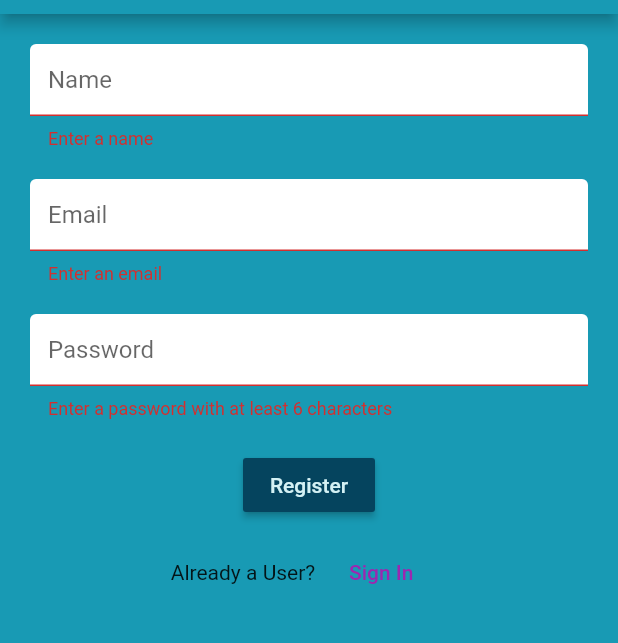
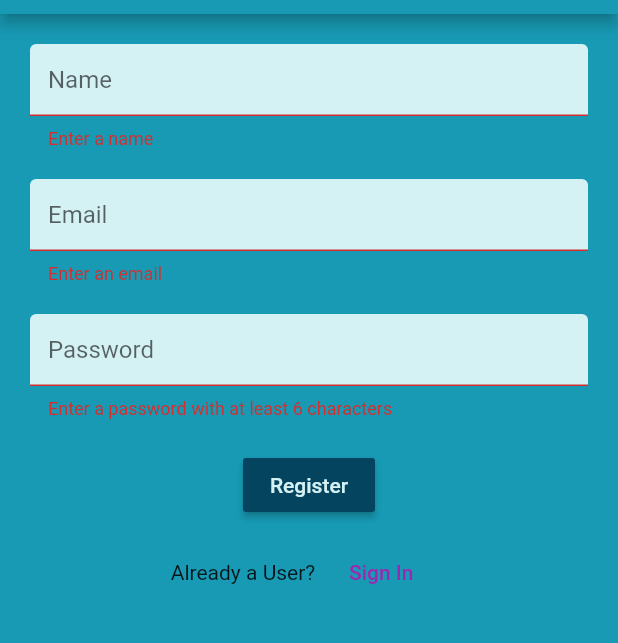
Before and after one commit to bhutoriaumang/FlutterPrody, a Flutter app: the screen it shows after launch, after a tap on "Register", on a phone screen of 412 x 824 dp, the part 106-749 px from its top. Run offline on Flutter 3.47's test engine with Material 2 defaults, Android fonts, the phone set to English and light mode, and no system bars; our stand-ins replace firebase_auth, firebase_core, fl_chart, percent_indicator; accounts and stored records are empty.

Commit message:
Fixed Register Sign in and added logout feature

```diff
--- a/lib/main.dart
+++ b/lib/main.dart
@@ -1,11 +1,25 @@
+import 'package:firebase_auth/firebase_auth.dart';
 import 'package:firebase_core/firebase_core.dart';
 import 'package:flutter/material.dart';
+import 'package:prody/services/auth.dart';
 import 'package:prody/ui/wrapper.dart';
+import 'package:provider/provider.dart';
 
 void main() async {
   WidgetsFlutterBinding.ensureInitialized();
   await Firebase.initializeApp();
-  runApp(MaterialApp(
-    home: Wrapper(),
-  ));
+  return runApp(MyApp());
 }
+
+class MyApp extends StatelessWidget {
+  @override
+  Widget build(BuildContext context) {
+    return StreamProvider<User>.value(
+      initialData: null,
+      value: AuthService().user,
+      child: MaterialApp(
+        home: Wrapper(),
+      ),
+    );
+  }
+}
--- a/lib/ui/authenticate/register.dart
+++ b/lib/ui/authenticate/register.dart
@@ -3,16 +3,14 @@ import 'package:prody/services/auth.dart';
 import 'package:prody/shared/constants.dart';
 
 class Register extends StatefulWidget {
-
   final Function toggleView;
-  Register({this.toggleView , Key key}) : super(key: key);
+  Register({this.toggleView, Key key}) : super(key: key);
 
   @override
   _RegisterState createState() => _RegisterState();
 }
 
 class _RegisterState extends State<Register> {
-
   final Color primarycolor = Color.fromRGBO(5, 68, 94, 1);
   final Color secondarycolor = Color.fromRGBO(24, 154, 180, 1);
   final Color tertiarycolor = Color.fromRGBO(212, 241, 244, 1);
@@ -52,14 +50,20 @@ class _RegisterState extends State<Register> {
                   onChanged: (val) {
                     setState(() => name = val);
                   },
-                  decoration: textInputDecoration.copyWith(hintText: 'Name')),
+                  decoration: textInputDecoration.copyWith(
+                      hintText: 'Name',
+                      fillColor: tertiarycolor,
+                      filled: true)),
               SizedBox(height: 20.0),
               TextFormField(
                   validator: (val) => val.isEmpty ? 'Enter an email' : null,
                   onChanged: (val) {
                     setState(() => email = val);
                   },
-                  decoration: textInputDecoration.copyWith(hintText: 'Email')),
+                  decoration: textInputDecoration.copyWith(
+                      hintText: 'Email',
+                      fillColor: tertiarycolor,
+                      filled: true)),
               SizedBox(height: 20.0),
               TextFormField(
                 validator: (val) => val.length < 6
@@ -69,11 +73,15 @@ class _RegisterState extends State<Register> {
                 onChanged: (val) {
                   setState(() => password = val);
                 },
-                decoration: textInputDecoration.copyWith(hintText: 'Password'),
+                decoration: textInputDecoration.copyWith(
+                    hintText: 'Password',
+                    fillColor: tertiarycolor,
+                    filled: true),
               ),
               SizedBox(height: 20.0),
               MaterialButton(
                 onPressed: () async {
+                  print("Hello");
                   if (_formKey.currentState.validate()) {
                     dynamic result = await _auth.register(email, password);
                     if (result == null)
@@ -92,7 +100,9 @@ class _RegisterState extends State<Register> {
                 children: [
                   Text("Already a User?"),
                   MaterialButton(
-                    onPressed: () {widget.toggleView;},
+                    onPressed: () {
+                      widget.toggleView();
+                    },
                     child: Text(
                       "Sign In",
                       style: TextStyle(color: Colors.purple),
--- a/lib/ui/authenticate/signin.dart
+++ b/lib/ui/authenticate/signin.dart
@@ -3,7 +3,6 @@ import 'package:prody/services/auth.dart';
 import 'package:prody/shared/constants.dart';
 
 class SignIn extends StatefulWidget {
-
   final Function toggleView;
   SignIn({this.toggleView, Key key}) : super(key: key);
 
@@ -85,7 +84,7 @@ class _SignInState extends State<SignIn> {
                   MaterialButton(
                     onPressed: () {
                       print("button pressed");
-                      widget.toggleView;
+                      widget.toggleView();
                     },
                     child: Text(
                       "Register",
--- a/lib/ui/projectlist.dart
+++ b/lib/ui/projectlist.dart
@@ -1,9 +1,12 @@
 import 'package:flutter/material.dart';
+import 'package:prody/services/auth.dart';
 import 'package:prody/ui/home.dart';
 import 'package:prody/ui/personalinfo.dart';
 import 'package:prody/ui/piechart.dart';
 
 class ProjectList extends StatelessWidget {
+  final AuthService _auth = AuthService();
+
   final Color primarycolor = Color.fromRGBO(5, 68, 94, 1);
   final Color secondarycolor = Color.fromRGBO(24, 154, 180, 1);
   final Color tertiarycolor = Color.fromRGBO(212, 241, 244, 1);
@@ -43,6 +46,15 @@ class ProjectList extends StatelessWidget {
           ),
           toolbarHeight: 80,
           backgroundColor: secondarycolor,
+          actions: [
+            // ignore: deprecated_member_use
+            FlatButton.icon(
+                onPressed: () async {
+                  await _auth.signOut();
+                },
+                icon: Icon(Icons.person),
+                label: Text("logout"))
+          ],
         ),
         backgroundColor: secondarycolor,
         body: cards());
--- a/lib/ui/wrapper.dart
+++ b/lib/ui/wrapper.dart
@@ -9,10 +9,12 @@ class Wrapper extends StatelessWidget {
 
   @override
   Widget build(BuildContext context) {
-
-    //final user = Provider.of<User>(context);
+    final user = Provider.of<User>(context);
 
     //return user == null ? Authenticate() : ProjectList();
-    return Authenticate();
+    if (user == null)
+      return Authenticate();
+    else
+      return ProjectList();
   }
 }
```
Also changed, not shown: 7 other files.
